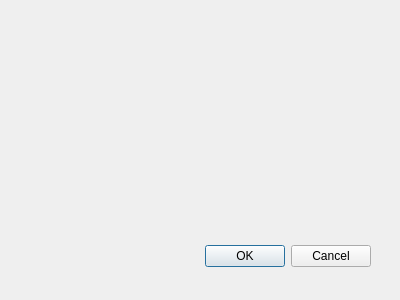
Qt form Arrangement_on_surface_2/demo/Arrangement_on_surface_2/AlgebraicCurveInputDialog.ui (CGAL/cgal-public-dev) before a commit.
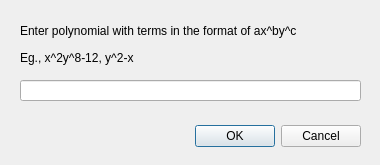
The same form after that commit.

Commit message: added polynomial parse class to handle user input

Diff of the .ui file:
```diff
--- a/Arrangement_on_surface_2/demo/Arrangement_on_surface_2/AlgebraicCurveInputDialog.ui
+++ b/Arrangement_on_surface_2/demo/Arrangement_on_surface_2/AlgebraicCurveInputDialog.ui
@@ -8,8 +8,8 @@
    <rect>
     <x>0</x>
     <y>0</y>
-    <width>400</width>
-    <height>300</height>
+    <width>380</width>
+    <height>165</height>
    </rect>
   </property>
   <property name="windowTitle">
@@ -18,8 +18,8 @@
   <widget name="buttonBox" class="QDialogButtonBox">
    <property name="geometry">
     <rect>
-     <x>30</x>
-     <y>240</y>
+     <x>20</x>
+     <y>120</y>
      <width>341</width>
      <height>32</height>
     </rect>
@@ -31,6 +31,42 @@
     <set>QDialogButtonBox::Cancel|QDialogButtonBox::Ok</set>
    </property>
   </widget>
+  <widget class="QLineEdit" name="lineEdit">
+   <property name="geometry">
+    <rect>
+     <x>20</x>
+     <y>80</y>
+     <width>341</width>
+     <height>21</height>
+    </rect>
+   </property>
+  </widget>
+  <widget class="QLabel" name="label">
+   <property name="geometry">
+    <rect>
+     <x>20</x>
+     <y>10</y>
+     <width>341</width>
+     <height>41</height>
+    </rect>
+   </property>
+   <property name="text">
+    <string>Enter polynomial with terms in the format of ax^by^c</string>
+   </property>
+  </widget>
+  <widget class="QLabel" name="label_2">
+   <property name="geometry">
+    <rect>
+     <x>20</x>
+     <y>50</y>
+     <width>341</width>
+     <height>16</height>
+    </rect>
+   </property>
+   <property name="text">
+    <string>Eg., x^2y^8-12, y^2-x</string>
+   </property>
+  </widget>
  </widget>
  <pixmapfunction/>
  <resources/>
```
Left out of the diff: 9 changed lines with no effect on the pictures. The commit also changes 7 other files.
